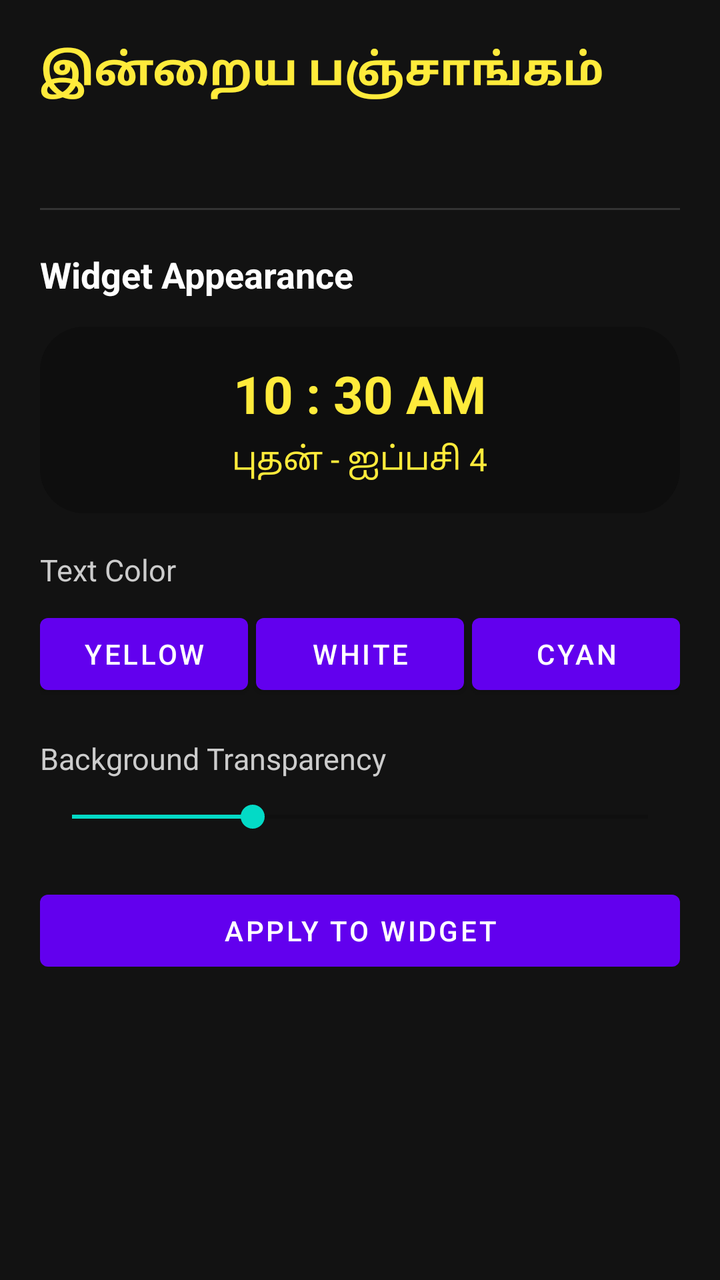
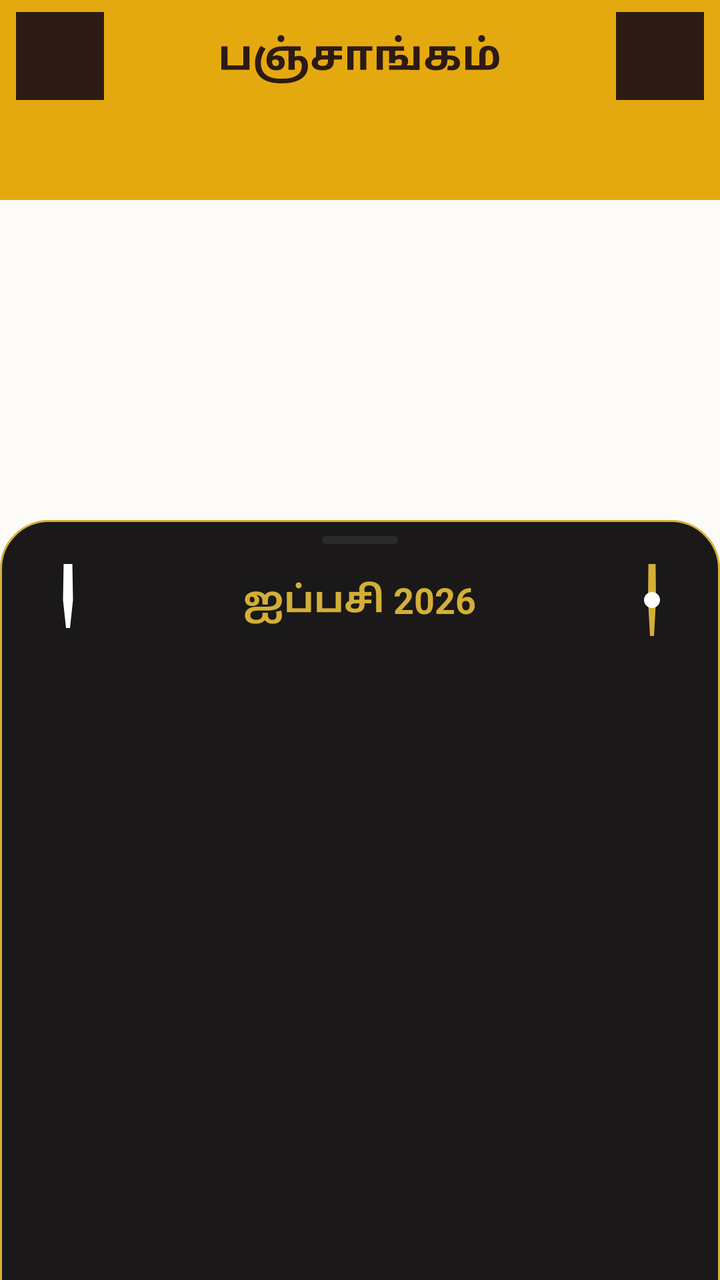

Screens rendered from an Android XML layout before and after an edit, with the pre-edit source and the edit as a unified diff.
<!-- AndroidManifest.xml: application theme Theme.MaterialComponents.DayNight.NoActionBar -->
<!-- res/layout/activity_main.xml -->
<?xml version="1.0" encoding="utf-8"?>
<ScrollView xmlns:android="http://schemas.android.com/apk/res/android"
    android:layout_width="match_parent"
    android:layout_height="match_parent"
    android:background="#121212"
    android:padding="20dp">

    <LinearLayout
        android:layout_width="match_parent"
        android:layout_height="wrap_content"
        android:orientation="vertical">

        <TextView
            android:layout_width="wrap_content"
            android:layout_height="wrap_content"
            android:text="இன்றைய பஞ்சாங்கம்"
            android:textSize="22sp"
            android:textStyle="bold"
            android:textColor="#FFEB3B" />

        <TextView
            android:id="@+id/tv_panchangam_details"
            android:layout_width="match_parent"
            android:layout_height="wrap_content"
            android:layout_marginTop="12dp"
            android:lineSpacingExtra="6dp"
            android:textSize="16sp"
            android:textColor="#FFFFFF" />

        <View
            android:layout_width="match_parent"
            android:layout_height="1dp"
            android:layout_marginTop="20dp"
            android:layout_marginBottom="20dp"
            android:background="#333333" />

        <TextView
            android:layout_width="wrap_content"
            android:layout_height="wrap_content"
            android:text="Widget Appearance"
            android:textSize="18sp"
            android:textStyle="bold"
            android:textColor="#FFFFFF" />

        
        <LinearLayout
            android:id="@+id/preview_box"
            android:layout_width="match_parent"
            android:layout_height="wrap_content"
            android:layout_marginTop="14dp"
            android:gravity="center"
            android:orientation="vertical"
            android:padding="16dp"
            android:background="@drawable/widget_background">

            <TextView
                android:id="@+id/preview_clock"
                android:layout_width="wrap_content"
                android:layout_height="wrap_content"
                android:text="10 : 30 AM"
                android:textSize="26sp"
                android:textStyle="bold"
                android:textColor="#FFEB3B" />

            <TextView
                android:id="@+id/preview_date"
                android:layout_width="wrap_content"
                android:layout_height="wrap_content"
                android:layout_marginTop="4dp"
                android:text="புதன் - ஐப்பசி 4"
                android:textSize="16sp"
                android:textColor="#FFEB3B" />
        </LinearLayout>

        
        <TextView
            android:layout_width="wrap_content"
            android:layout_height="wrap_content"
            android:layout_marginTop="18dp"
            android:text="Text Color"
            android:textSize="15sp"
            android:textColor="#CCCCCC" />

        <LinearLayout
            android:layout_width="match_parent"
            android:layout_height="wrap_content"
            android:layout_marginTop="8dp"
            android:orientation="horizontal">

            <Button
                android:id="@+id/btn_color_yellow"
                android:layout_width="0dp"
                android:layout_height="wrap_content"
                android:layout_weight="1"
                android:layout_marginEnd="4dp"
                android:text="Yellow" />

            <Button
                android:id="@+id/btn_color_white"
                android:layout_width="0dp"
                android:layout_height="wrap_content"
                android:layout_weight="1"
                android:layout_marginEnd="4dp"
                android:text="White" />

            <Button
                android:id="@+id/btn_color_cyan"
                android:layout_width="0dp"
                android:layout_height="wrap_content"
                android:layout_weight="1"
                android:text="Cyan" />
        </LinearLayout>

        
        <TextView
            android:layout_width="wrap_content"
            android:layout_height="wrap_content"
            android:layout_marginTop="18dp"
            android:text="Background Transparency"
            android:textSize="15sp"
            android:textColor="#CCCCCC" />

        <SeekBar
            android:id="@+id/seek_alpha"
            android:layout_width="match_parent"
            android:layout_height="wrap_content"
            android:layout_marginTop="10dp"
            android:max="255"
            android:progress="80" />

        <Button
            android:id="@+id/btn_save_widget"
            android:layout_width="match_parent"
            android:layout_height="wrap_content"
            android:layout_marginTop="24dp"
            android:text="Apply to Widget" />

    </LinearLayout>
</ScrollView>
<!-- resources referenced by this layout -->
<resources>
  <!-- drawable widget_background (drawable) -->
  <?xml version="1.0" encoding="utf-8"?>
  <shape xmlns:android="http://schemas.android.com/apk/res/android"
      android:shape="rectangle">
      <corners android:radius="@dimen/widget_corner_radius" />
      <solid android:color="#40000000" />
  </shape>
  <dimen name="widget_corner_radius">22dp</dimen>
</resources>

<!-- the commit's change to res/layout/activity_main.xml (unified diff, before → after) -->
@@ -1,139 +1,153 @@
 <?xml version="1.0" encoding="utf-8"?>
-<ScrollView xmlns:android="http://schemas.android.com/apk/res/android"
+<androidx.coordinatorlayout.widget.CoordinatorLayout 
+    xmlns:android="http://schemas.android.com/apk/res/android"
+    xmlns:app="http://schemas.android.com/apk/res-auto"
     android:layout_width="match_parent"
     android:layout_height="match_parent"
-    android:background="#121212"
-    android:padding="20dp">
+    android:background="@color/app_background_cream">
 
+    
     <LinearLayout
         android:layout_width="match_parent"
-        android:layout_height="wrap_content"
+        android:layout_height="match_parent"
         android:orientation="vertical">
-
-        <TextView
-            android:layout_width="wrap_content"
-            android:layout_height="wrap_content"
-            android:text="இன்றைய பஞ்சாங்கம்"
-            android:textSize="22sp"
-            android:textStyle="bold"
-            android:textColor="#FFEB3B" />
-
-        <TextView
-            android:id="@+id/tv_panchangam_details"
-            android:layout_width="match_parent"
-            android:layout_height="wrap_content"
-            android:layout_marginTop="12dp"
-            android:lineSpacingExtra="6dp"
-            android:textSize="16sp"
-            android:textColor="#FFFFFF" />
-
-        <View
-            android:layout_width="match_parent"
-            android:layout_height="1dp"
-            android:layout_marginTop="20dp"
-            android:layout_marginBottom="20dp"
-            android:background="#333333" />
-
-        <TextView
-            android:layout_width="wrap_content"
-            android:layout_height="wrap_content"
-            android:text="Widget Appearance"
-            android:textSize="18sp"
-            android:textStyle="bold"
-            android:textColor="#FFFFFF" />
 
         
         <LinearLayout
-            android:id="@+id/preview_box"
+            android:id="@+id/header_root"
             android:layout_width="match_parent"
             android:layout_height="wrap_content"
-            android:layout_marginTop="14dp"
-            android:gravity="center"
             android:orientation="vertical"
-            android:padding="16dp"
-            android:background="@drawable/widget_background">
+            android:background="@color/gold_header_primary">
 
-            <TextView
-                android:id="@+id/preview_clock"
-                android:layout_width="wrap_content"
-                android:layout_height="wrap_content"
-                android:text="10 : 30 AM"
-                android:textSize="26sp"
-                android:textStyle="bold"
-                android:textColor="#FFEB3B" />
+            
+            <RelativeLayout
+                android:layout_width="match_parent"
+                android:layout_height="56dp"
+                android:paddingHorizontal="8dp">
 
-            <TextView
-                android:id="@+id/preview_date"
-                android:layout_width="wrap_content"
-                android:layout_height="wrap_content"
-                android:layout_marginTop="4dp"
-                android:text="புதன் - ஐப்பசி 4"
-                android:textSize="16sp"
-                android:textColor="#FFEB3B" />
+                
+                <ImageButton
+                    android:id="@+id/btn_monthly_calendar"
+                    android:layout_width="44dp"
+                    android:layout_height="44dp"
+                    android:layout_alignParentStart="true"
+                    android:layout_centerVertical="true"
+                    android:background="?android:attr/selectableItemBackgroundBorderless"
+                    android:src="@drawable/clock_dial_classic"
+                    android:tint="@color/text_primary_dark"
+                    android:contentDescription="மாத காலண்டர்" />
+
+                
+                <TextView
+                    android:id="@+id/tv_header_title"
+                    android:layout_width="wrap_content"
+                    android:layout_height="wrap_content"
+                    android:layout_centerInParent="true"
+                    android:text="பஞ்சாங்கம்"
+                    android:textSize="21sp"
+                    android:textStyle="bold"
+                    android:textColor="@color/text_primary_dark" />
+
+                
+                <ImageButton
+                    android:id="@+id/btn_settings_customization"
+                    android:layout_width="44dp"
+                    android:layout_height="44dp"
+                    android:layout_alignParentEnd="true"
+                    android:layout_centerVertical="true"
+                    android:background="?android:attr/selectableItemBackgroundBorderless"
+                    android:src="@drawable/clock_dial_classic"
+                    android:tint="@color/text_primary_dark"
+                    android:contentDescription="அமைப்புகள்" />
+            </RelativeLayout>
+
+            
+            <com.google.android.material.tabs.TabLayout
+                android:id="@+id/tab_layout_main"
+                android:layout_width="match_parent"
+                android:layout_height="44dp"
+                android:background="@color/gold_header_primary"
+                app:tabIndicatorColor="@color/crimson_card_bg"
+                app:tabIndicatorHeight="3dp"
+                app:tabSelectedTextColor="@color/traditional_maroon"
+                app:tabTextColor="@color/text_secondary_dark"
+                app:tabMode="fixed"
+                app:tabGravity="fill" />
         </LinearLayout>
 
         
-        <TextView
-            android:layout_width="wrap_content"
-            android:layout_height="wrap_content"
-            android:layout_marginTop="18dp"
-            android:text="Text Color"
-            android:textSize="15sp"
-            android:textColor="#CCCCCC" />
+        <androidx.viewpager2.widget.ViewPager2
+            android:id="@+id/view_pager_main"
+            android:layout_width="match_parent"
+            android:layout_height="0dp"
+            android:layout_weight="1" />
+    </LinearLayout>
 
-        <LinearLayout
-            android:layout_width="match_parent"
-            android:layout_height="wrap_content"
-            android:layout_marginTop="8dp"
-            android:orientation="horizontal">
-
-            <Button
-                android:id="@+id/btn_color_yellow"
-                android:layout_width="0dp"
-                android:layout_height="wrap_content"
-                android:layout_weight="1"
-                android:layout_marginEnd="4dp"
-                android:text="Yellow" />
-
-            <Button
-                android:id="@+id/btn_color_white"
-                android:layout_width="0dp"
-                android:layout_height="wrap_content"
-                android:layout_weight="1"
-                android:layout_marginEnd="4dp"
-                android:text="White" />
-
-            <Button
-                android:id="@+id/btn_color_cyan"
-                android:layout_width="0dp"
-                android:layout_height="wrap_content"
-                android:layout_weight="1"
-                android:text="Cyan" />
-        </LinearLayout>
+    
+    <LinearLayout
+        android:id="@+id/bottom_sheet_calendar"
+        android:layout_width="match_parent"
+        android:layout_height="match_parent"
+        android:orientation="vertical"
+        android:background="@drawable/bg_widget_card"
+        app:behavior_hideable="true"
+        app:behavior_skipCollapsed="false"
+        app:behavior_peekHeight="380dp"
+        app:layout_behavior="com.google.android.material.bottomsheet.BottomSheetBehavior">
 
         
-        <TextView
-            android:layout_width="wrap_content"
-            android:layout_height="wrap_content"
-            android:layout_marginTop="18dp"
-            android:text="Background Transparency"
-            android:textSize="15sp"
-            android:textColor="#CCCCCC" />
+        <View
+            android:layout_width="38dp"
+            android:layout_height="4dp"
+            android:layout_gravity="center_horizontal"
+            android:layout_marginTop="8dp"
+            android:layout_marginBottom="6dp"
+            android:background="@drawable/bg_row4_chip" />
 
-        <SeekBar
-            android:id="@+id/seek_alpha"
+        
+        <RelativeLayout
             android:layout_width="match_parent"
-            android:layout_height="wrap_content"
-            android:layout_marginTop="10dp"
-            android:max="255"
-            android:progress="80" />
+            android:layout_height="44dp"
+            android:paddingHorizontal="16dp">
 
-        <Button
-            android:id="@+id/btn_save_widget"
+            <ImageButton
+                android:id="@+id/btn_prev_month"
+                android:layout_width="36dp"
+                android:layout_height="36dp"
+                android:layout_alignParentStart="true"
+                android:layout_centerVertical="true"
+                android:background="?android:attr/selectableItemBackgroundBorderless"
+                android:src="@drawable/clock_hour_hand"
+                android:contentDescription="முந்தைய மாதம்" />
+
+            <TextView
+                android:id="@+id/tv_sheet_month_year"
+                android:layout_width="wrap_content"
+                android:layout_height="wrap_content"
+                android:layout_centerInParent="true"
+                android:text="ஐப்பசி 2026"
+                android:textSize="18sp"
+                android:textStyle="bold"
+                android:textColor="@color/text_gold_accent" />
+
+            <ImageButton
+                android:id="@+id/btn_next_month"
+                android:layout_width="36dp"
+                android:layout_height="36dp"
+                android:layout_alignParentEnd="true"
+                android:layout_centerVertical="true"
+                android:background="?android:attr/selectableItemBackgroundBorderless"
+                android:src="@drawable/clock_minute_hand"
+                android:contentDescription="அடுத்த மாதம்" />
+        </RelativeLayout>
+
+        
+        <FrameLayout
+            android:id="@+id/container_calendar_content"
             android:layout_width="match_parent"
-            android:layout_height="wrap_content"
-            android:layout_marginTop="24dp"
-            android:text="Apply to Widget" />
+            android:layout_height="match_parent"
+            android:padding="8dp" />
+    </LinearLayout>
 
-    </LinearLayout>
-</ScrollView>
+</androidx.coordinatorlayout.widget.CoordinatorLayout>
<!-- resource entries referenced after the edit -->
@@ -1,12 +1,112 @@
 <!-- resources referenced by this layout -->
 <resources>
-  <!-- drawable widget_background (drawable) -->
+  <color name="app_background_cream">#FDFBF7</color>
+  <color name="crimson_card_bg">#5D0A14</color>
+  <color name="gold_header_primary">#E5A910</color>
+  <color name="text_gold_accent">#D4AF37</color>
+  <color name="text_primary_dark">#2C1A14</color>
+  <color name="text_secondary_dark">#5C4033</color>
+  <color name="traditional_maroon">#4A000A</color>
+  <!-- drawable bg_row4_chip (drawable) -->
   <?xml version="1.0" encoding="utf-8"?>
   <shape xmlns:android="http://schemas.android.com/apk/res/android"
       android:shape="rectangle">
-      <corners android:radius="@dimen/widget_corner_radius" />
-      <solid android:color="#40000000" />
+      <solid android:color="#2A2A2A" />
+      <corners android:radius="14dp" />
   </shape>
-  <dimen name="widget_corner_radius">22dp</dimen>
+  <!-- drawable bg_widget_card (drawable) -->
+  <?xml version="1.0" encoding="utf-8"?>
+  <shape xmlns:android="http://schemas.android.com/apk/res/android"
+      android:shape="rectangle">
+      <solid android:color="#1A1818" />
+      <corners android:radius="24dp" />
+      <stroke
+          android:width="1dp"
+          android:color="#D4AF37" />
+  </shape>
+  <!-- drawable clock_dial_classic (drawable) -->
+  <?xml version="1.0" encoding="utf-8"?>
+  <vector xmlns:android="http://schemas.android.com/apk/res/android"
+      android:width="200dp"
+      android:height="200dp"
+      android:viewportWidth="200"
+      android:viewportHeight="200">
+  
+      
+      <path
+          android:pathData="M 100,100 m -92,0 a 92,92 0 1,1 184,0 a 92,92 0 1,1 -184,0"
+          android:strokeWidth="2.5"
+          android:strokeColor="#55D4AF37"
+          android:fillColor="#151212" />
+  
+      
+      <path
+          android:pathData="M 100,100 m -85,0 a 85,85 0 1,1 170,0 a 85,85 0 1,1 -170,0"
+          android:strokeWidth="1"
+          android:strokeColor="#22FFFFFF"
+          android:fillColor="#00000000" />
+  
+      
+      
+      <path
+          android:pathData="M 98,18 H 102 V 30 H 98 Z"
+          android:fillColor="#FFD4AF37" />
+      
+      <path
+          android:pathData="M 170,98 H 182 V 102 H 170 Z"
+          android:fillColor="#FFD4AF37" />
+      
+      <path
+          android:pathData="M 98,170 H 102 V 182 H 98 Z"
+          android:fillColor="#FFD4AF37" />
+      
+      <path
+          android:pathData="M 18,98 H 30 V 102 H 18 Z"
+          android:fillColor="#FFD4AF37" />
+  
+      
+      <path
+          android:pathData="
+              M 141,27 A 3,3 0 1,1 139,23 Z
+              M 173,59 A 3,3 0 1,1 171,55 Z
+              M 173,141 A 3,3 0 1,1 171,145 Z
+              M 141,173 A 3,3 0 1,1 139,177 Z
+              M 59,173 A 3,3 0 1,1 61,177 Z
+              M 27,141 A 3,3 0 1,1 29,145 Z
+              M 27,59 A 3,3 0 1,1 29,55 Z
+              M 59,27 A 3,3 0 1,1 61,23 Z"
+          android:fillColor="#B3FFFFFF" />
+  </vector>
+  <!-- drawable clock_hour_hand (drawable) -->
+  <?xml version="1.0" encoding="utf-8"?>
+  <vector xmlns:android="http://schemas.android.com/apk/res/android"
+      android:width="200dp"
+      android:height="200dp"
+      android:viewportWidth="200"
+      android:viewportHeight="200">
+  
+      
+      <path
+          android:pathData="M 97.5,100 L 98.5,45 L 100,40 L 101.5,45 L 102.5,100 L 101,114 L 99,114 Z"
+          android:fillColor="#FFFFFFFF" />
+  </vector>
+  <!-- drawable clock_minute_hand (drawable) -->
+  <?xml version="1.0" encoding="utf-8"?>
+  <vector xmlns:android="http://schemas.android.com/apk/res/android"
+      android:width="200dp"
+      android:height="200dp"
+      android:viewportWidth="200"
+      android:viewportHeight="200">
+  
+      
+      <path
+          android:pathData="M 98,100 L 98.8,24 L 100,18 L 101.2,24 L 102,100 L 101,118 L 99,118 Z"
+          android:fillColor="#FFD4AF37" />
+  
+      
+      <path
+          android:pathData="M 100,100 m -4,0 a 4,4 0 1,1 8,0 a 4,4 0 1,1 -8,0"
+          android:fillColor="#FFFFFFFF" />
+  </vector>
 </resources>
 
